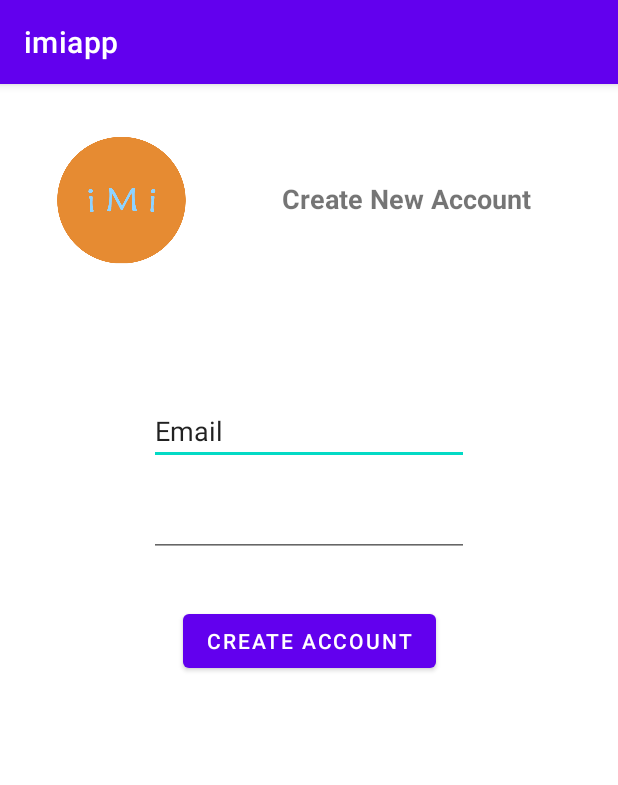
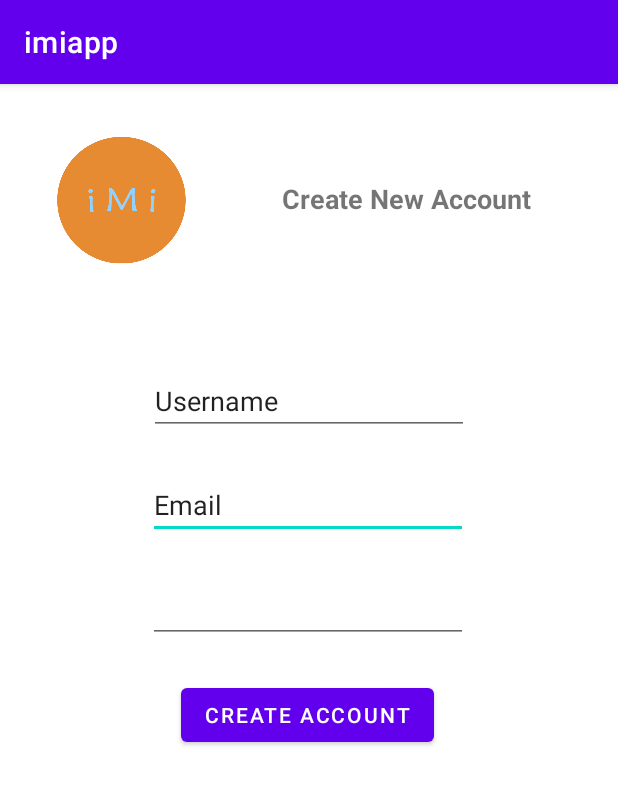
Before and after one commit to leclerc162003/imi_app, an Android app: the Signup screen opened directly, with no data from a screen before it, on a phone screen of 412 x 824 dp. Shown: the top 785 px of the screen. Run offline under Robolectric (Android 15) with nearby library versions, the light colour scheme and no system bars; our stand-ins replace Firebase (no records; nobody signed in at launch, a user with empty details on screens opened directly).

Commit message:
Added set username in Sign Up

```diff
--- a/app/build.gradle
+++ b/app/build.gradle
@@ -40,6 +40,8 @@ dependencies {
     // When using the BoM, don't specify versions in Firebase dependencies
     implementation 'com.google.firebase:firebase-analytics'
     implementation 'com.google.firebase:firebase-auth'
+    implementation platform('com.google.firebase:firebase-bom:28.2.0')
+    implementation 'com.google.firebase:firebase-database'
 
     // Add the dependencies for any other desired Firebase products
     // https://firebase.google.com/docs/android/setup#available-libraries
--- a/app/src/main/AndroidManifest.xml
+++ b/app/src/main/AndroidManifest.xml
@@ -1,6 +1,8 @@
 <?xml version="1.0" encoding="utf-8"?>
 <manifest xmlns:android="http://schemas.android.com/apk/res/android"
     package="sg.edu.np.imiapp">
+
+    <uses-permission android:name="android.permission.INTERNET" />
 
     <application
         android:allowBackup="true"
@@ -9,7 +11,8 @@
         android:roundIcon="@mipmap/ic_launcher_round"
         android:supportsRtl="true"
         android:theme="@style/Theme.Imiapp">
-        <activity android:name=".Homepage"></activity>
+        <activity android:name=".Message"></activity>
+        <activity android:name=".Homepage" />
         <activity android:name=".Signin" />
         <activity android:name=".Signup" />
         <activity android:name=".MainActivity">
--- a/app/src/main/java/sg/edu/np/imiapp/Signup.java
+++ b/app/src/main/java/sg/edu/np/imiapp/Signup.java
@@ -19,19 +19,25 @@ import com.google.firebase.auth.FirebaseAuth;
 import com.google.firebase.auth.FirebaseUser;
 import com.google.firebase.auth.UserInfo;
 import com.google.firebase.auth.UserProfileChangeRequest;
+import com.google.firebase.database.DatabaseReference;
+import com.google.firebase.database.FirebaseDatabase;
 
 public class Signup extends AppCompatActivity {
     public EditText newUserEmail;
     public EditText newUserPassword;
+    public EditText newUsername;
     private FirebaseAuth mAuth;
+    private DatabaseReference mDatabase;
 
     @Override
     protected void onCreate(Bundle savedInstanceState) {
         super.onCreate(savedInstanceState);
         setContentView(R.layout.activity_signup);
+        mDatabase = FirebaseDatabase.getInstance().getReference();
         //find email and password editText in activity_signup.xml
         this.newUserEmail = findViewById(R.id.newUEmail);
         this.newUserPassword = findViewById(R.id.newUPass);
+        this.newUsername = findViewById(R.id.userName);
 
         //find createAccount button in activity_signup.xml
         Button createAccount =(Button) findViewById(R.id.createAccount);
@@ -44,13 +50,13 @@ public class Signup extends AppCompatActivity {
         createAccount.setOnClickListener(new View.OnClickListener() {
             @Override
             public void onClick(View v) {
-                createAccount(String.valueOf(newUserEmail.getText()), String.valueOf(newUserPassword.getText()));
+                createAccount(String.valueOf(newUserEmail.getText()), String.valueOf(newUserPassword.getText()),  String.valueOf(newUsername.getText()));
             }
         });
 
     }
 
-    private void createAccount(String email, String password) {
+    private void createAccount(String email, String password, String username) {
         // [START create_user_with_email]
         mAuth.createUserWithEmailAndPassword(email, password)
                 .addOnCompleteListener(this, new OnCompleteListener<AuthResult>() {
@@ -62,7 +68,8 @@ public class Signup extends AppCompatActivity {
                             Intent i = new Intent(Signup.this, Signin.class);
                             Signup.this.startActivity(i);
                             FirebaseUser user = mAuth.getCurrentUser();
-                            //TODO:  set username
+                            //set username
+                            saveUsername(user.getUid(), username);
 
                             updateUI(user);
                         } else {
@@ -80,4 +87,8 @@ public class Signup extends AppCompatActivity {
     private void updateUI(FirebaseUser User){
 
     }
+
+    private void saveUsername(String Id, String username){
+        mDatabase.child("users").child(Id).setValue(username);
+    }
 }
--- a/app/src/main/res/layout/activity_signup.xml
+++ b/app/src/main/res/layout/activity_signup.xml
@@ -20,22 +20,35 @@
         android:id="@+id/newUEmail"
         android:layout_width="wrap_content"
         android:layout_height="wrap_content"
-        android:layout_marginTop="120dp"
+        android:layout_marginTop="24dp"
         android:ems="10"
-        android:inputType="textPersonName"
+        android:inputType="textEmailAddress"
         android:text="Email"
         app:layout_constraintEnd_toEndOf="parent"
+        app:layout_constraintHorizontal_bias="0.497"
         app:layout_constraintStart_toStartOf="parent"
-        app:layout_constraintTop_toBottomOf="@+id/newAccountText" />
+        app:layout_constraintTop_toBottomOf="@+id/userName" />
+
+    <Button
+        android:id="@+id/createAccount"
+        android:layout_width="wrap_content"
+        android:layout_height="wrap_content"
+        android:layout_marginTop="24dp"
+        android:text="Create Account"
+        app:layout_constraintEnd_toEndOf="parent"
+        app:layout_constraintHorizontal_bias="0.495"
+        app:layout_constraintStart_toStartOf="parent"
+        app:layout_constraintTop_toBottomOf="@+id/newUPass" />
 
     <EditText
         android:id="@+id/newUPass"
         android:layout_width="wrap_content"
         android:layout_height="wrap_content"
-        android:layout_marginTop="16dp"
+        android:layout_marginTop="24dp"
         android:ems="10"
         android:inputType="textPassword"
         app:layout_constraintEnd_toEndOf="parent"
+        app:layout_constraintHorizontal_bias="0.497"
         app:layout_constraintStart_toStartOf="parent"
         app:layout_constraintTop_toBottomOf="@+id/newUEmail" />
 
@@ -51,14 +64,16 @@
         app:layout_constraintStart_toEndOf="@+id/logo"
         app:layout_constraintTop_toTopOf="parent" />
 
-    <Button
-        android:id="@+id/createAccount"
+    <EditText
+        android:id="@+id/userName"
         android:layout_width="wrap_content"
         android:layout_height="wrap_content"
-        android:layout_marginTop="32dp"
-        android:text="Create Account"
+        android:layout_marginTop="100dp"
+        android:ems="10"
+        android:inputType="textPersonName"
+        android:text="Username"
         app:layout_constraintEnd_toEndOf="parent"
         app:layout_constraintStart_toStartOf="parent"
-        app:layout_constraintTop_toBottomOf="@+id/newUPass" />
+        app:layout_constraintTop_toBottomOf="@+id/newAccountText" />
 
 </androidx.constraintlayout.widget.ConstraintLayout>
```
Also changed, not shown: app/src/main/java/sg/edu/np/imiapp/Message.java (added, +40 -0 lines), app/src/main/java/sg/edu/np/imiapp/Signin.java (+7 -5 lines), app/src/main/res/layout/activity_homepage.xml (+23 -0 lines), app/src/main/res/layout/activity_message.xml (added, +43 -0 lines), app/src/main/res/drawable/screenshot_2021_07_08_144519.png (added).
